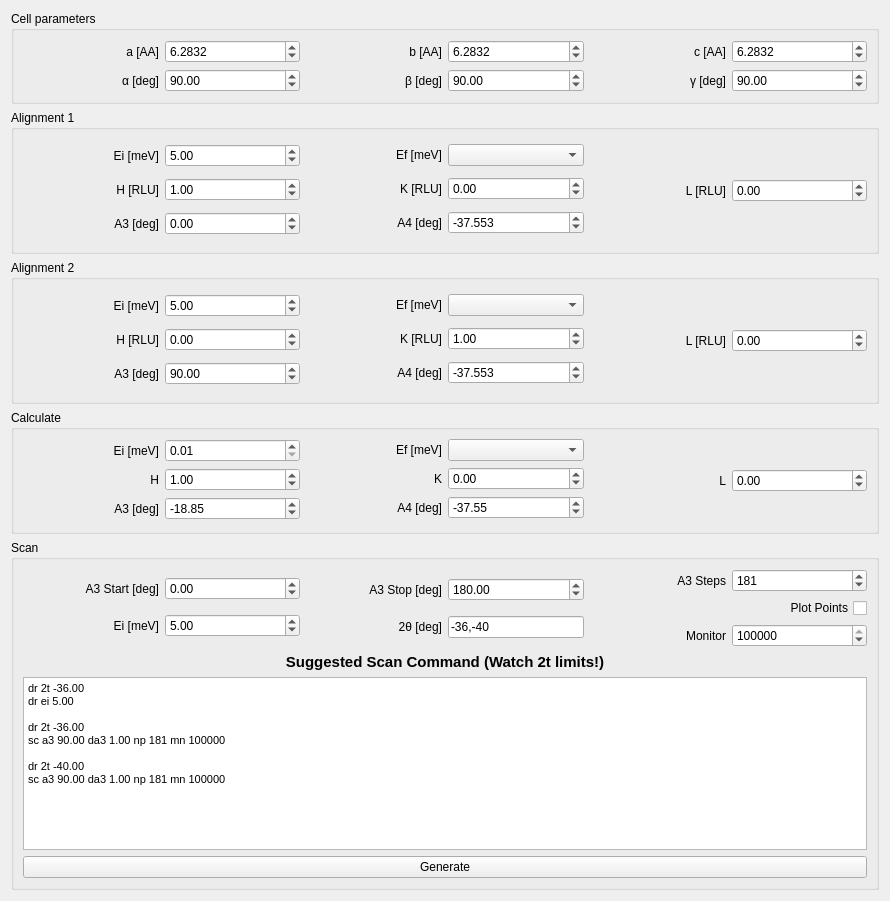
MJOLNIRPackage/MJOLNIR-GUI, file src/main/resources/base/Views/Prediction.ui: the form before one commit.
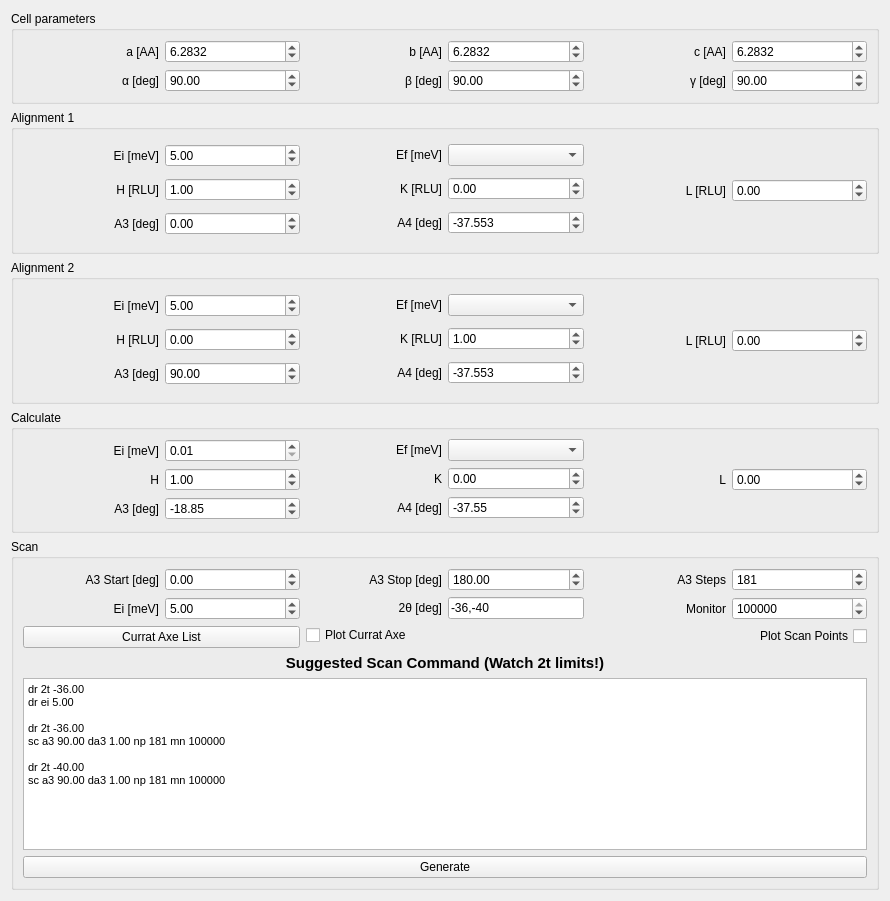
The form after the commit.

Commit message: Add Currat Axe plotting capabilities for predictions

Diff of the .ui file:
```diff
--- a/src/main/resources/base/Views/Prediction.ui
+++ b/src/main/resources/base/Views/Prediction.ui
@@ -957,6 +957,13 @@
             </item>
            </layout>
           </item>
+          <item>
+           <widget class="QPushButton" name="scan_curratAxe_pushButton">
+            <property name="text">
+             <string>Currat Axe List</string>
+            </property>
+           </widget>
+          </item>
          </layout>
         </item>
         <item>
@@ -1015,6 +1022,13 @@
             </item>
            </layout>
           </item>
+          <item>
+           <widget class="QCheckBox" name="scan_curratAxe_checkBox">
+            <property name="text">
+             <string>Plot Currat Axe</string>
+            </property>
+           </widget>
+          </item>
          </layout>
         </item>
         <item>
@@ -1050,18 +1064,7 @@
            </layout>
           </item>
           <item>
-           <layout class="QHBoxLayout" name="horizontalLayout_55">
-            <item>
-             <widget class="QCheckBox" name="scan_plot_checkBox">
-              <property name="layoutDirection">
-               <enum>Qt::RightToLeft</enum>
-              </property>
-              <property name="text">
-               <string>Plot Points</string>
-              </property>
-             </widget>
-            </item>
-           </layout>
+           <layout class="QHBoxLayout" name="horizontalLayout_55"/>
           </item>
           <item>
            <layout class="QHBoxLayout" name="horizontalLayout_17">
@@ -1096,6 +1099,16 @@
             </item>
            </layout>
           </item>
+          <item>
+           <widget class="QCheckBox" name="scan_plot_checkBox">
+            <property name="layoutDirection">
+             <enum>Qt::RightToLeft</enum>
+            </property>
+            <property name="text">
+             <string>Plot Scan Points</string>
+            </property>
+           </widget>
+          </item>
          </layout>
         </item>
        </layout>
```
Left out of the diff: 1 changed line with no effect on the pictures. The commit also changes 4 other files.
